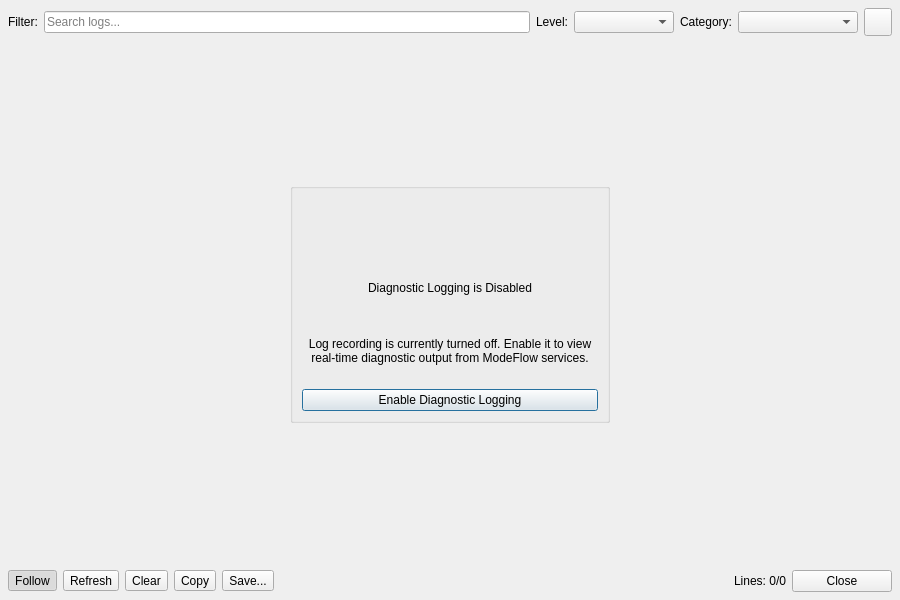
Old version of the form src/gui/LogViewerDialog.ui in the repository goloveshko/ModeFlow.
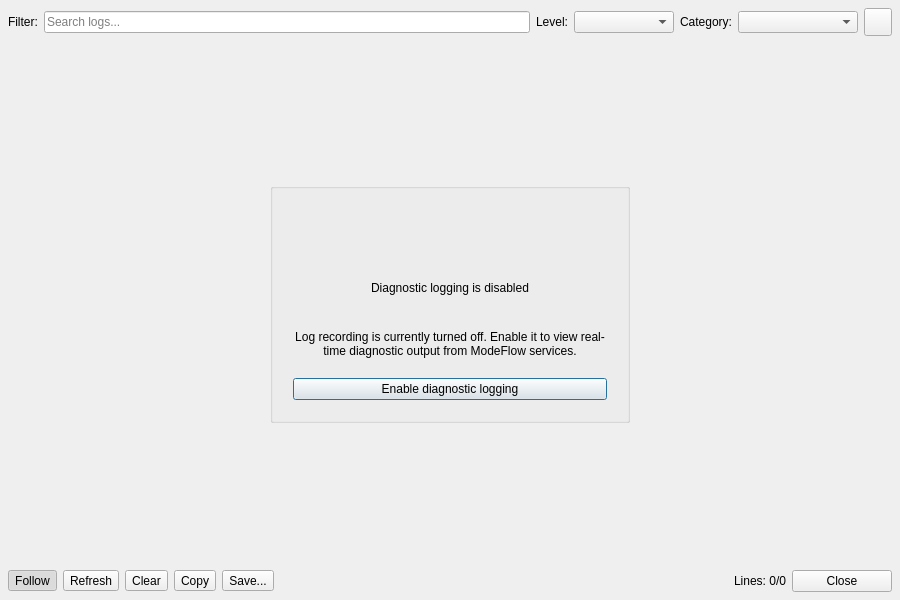
New version of the form. The open tabs and pages were chosen to show the change.

Commit message:
refactor(settings): harmonize logging config naming and sentence case UI labels
- Rename autoLoggingEnabled to isLoggingEnabled/setLoggingEnabled in ConfigManager & ISettingsManager
- Update SettingsDialog UI checkbox objectName to checkLoggingEnabled
- Convert UI checkbox labels from Title Case to Windows 11 Sentence case ("Enable diagnostic logging")
- Synchronize main.cpp and LogViewerDialog to use updated logging settings API

```diff
--- a/src/gui/LogViewerDialog.ui
+++ b/src/gui/LogViewerDialog.ui
@@ -149,14 +149,14 @@
         <widget class="QGroupBox" name="panelZeroState">
          <property name="minimumSize">
           <size>
-           <width>320</width>
+           <width>360</width>
            <height>240</height>
           </size>
          </property>
          <property name="maximumSize">
           <size>
-           <width>400</width>
-           <height>300</height>
+           <width>480</width>
+           <height>320</height>
           </size>
          </property>
          <property name="title">
@@ -166,6 +166,18 @@
           <property name="spacing">
            <number>12</number>
           </property>
+          <property name="leftMargin">
+           <number>20</number>
+          </property>
+          <property name="topMargin">
+           <number>20</number>
+          </property>
+          <property name="rightMargin">
+           <number>20</number>
+          </property>
+          <property name="bottomMargin">
+           <number>20</number>
+          </property>
           <item>
            <widget class="QLabel" name="labelEmptyIcon">
             <property name="text">
@@ -179,11 +191,14 @@
           <item>
            <widget class="QLabel" name="labelEmptyTitle">
             <property name="text">
-             <string>Diagnostic Logging is Disabled</string>
+             <string>Diagnostic logging is disabled</string>
             </property>
             <property name="alignment">
              <set>Qt::AlignmentFlag::AlignCenter</set>
             </property>
+            <property name="wordWrap">
+             <bool>true</bool>
+            </property>
            </widget>
           </item>
           <item>
@@ -205,7 +220,10 @@
              <cursorShape>PointingHandCursor</cursorShape>
             </property>
             <property name="text">
-             <string>Enable Diagnostic Logging</string>
+             <string>Enable diagnostic logging</string>
+            </property>
+            <property name="default">
+             <bool>true</bool>
             </property>
            </widget>
           </item>
```
The commit also changes 7 other files.
